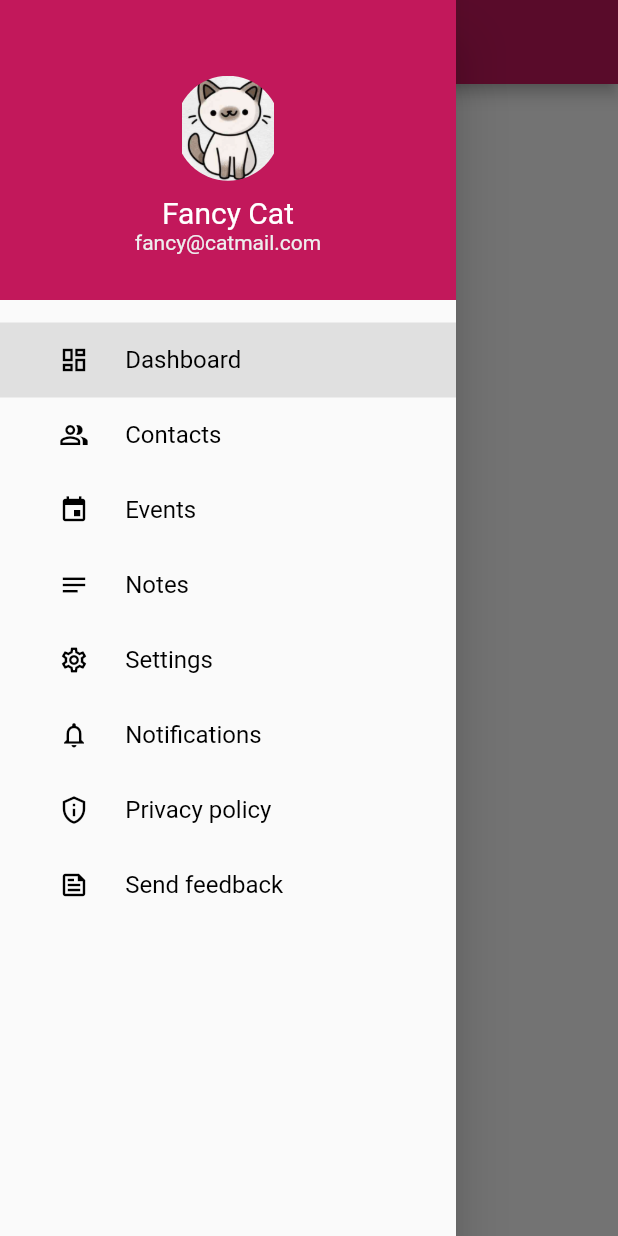
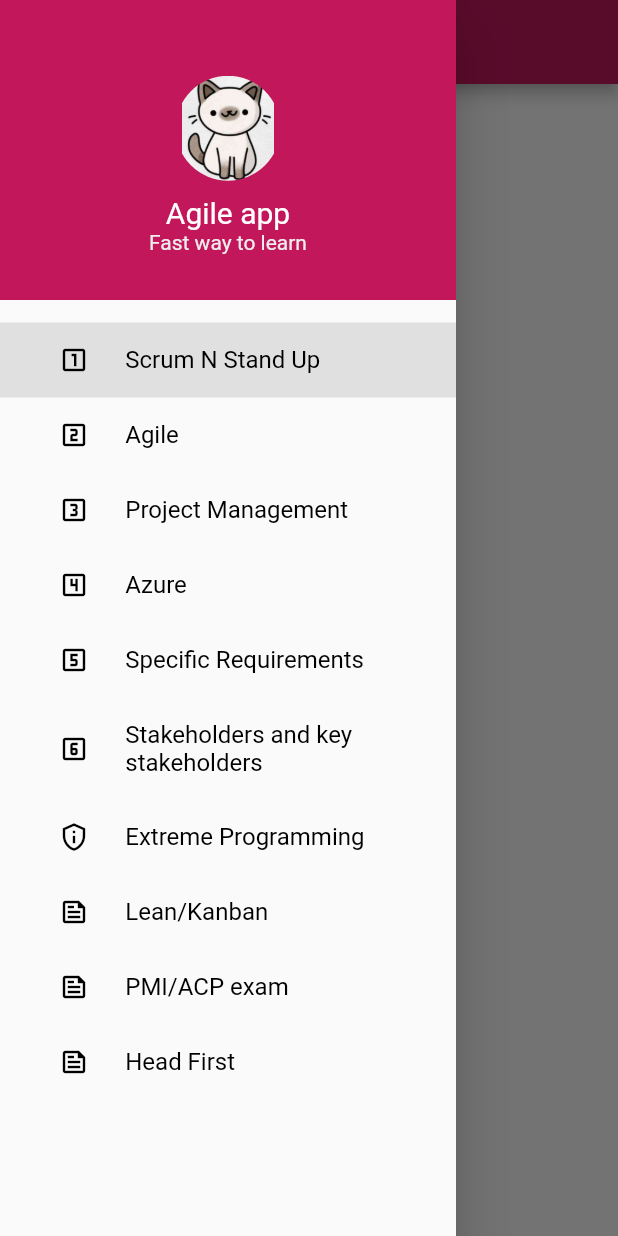
Before and after one commit to M-imo/drawer_example, a Flutter app: the screen it shows after launch, with the side drawer open, on a phone screen of 412 x 824 dp. Run offline on Flutter 3.47's test engine with Material 2 defaults, Android fonts, the phone set to English and light mode, and no system bars.

Commit message:
First commit: app complete w/ 10 pages

```diff
--- /dev/null
+++ b/lib/PMI.ACP.dart
@@ -0,0 +1,12 @@
+import 'package:flutter/material.dart';
+
+class PmiACPPage extends StatelessWidget {
+  @override
+  Widget build(BuildContext context) {
+    return Container(
+      child: Center(
+        child: Text("PMI/ACP exam Page"),
+      ),
+    );
+  }
+}
--- a/lib/contacts.dart
+++ b/lib/agile.dart
@@ -1,11 +1,11 @@
 import 'package:flutter/material.dart';
 
-class ContactsPage extends StatelessWidget {
+class AgilePage extends StatelessWidget {
   @override
   Widget build(BuildContext context) {
     return Container(
       child: Center(
-        child: Text("Contacts Page"),
+        child: Text("Agile Page"),
       ),
     );
   }
--- a/lib/notifications.dart
+++ b/lib/azure.dart
@@ -1,11 +1,11 @@
 import 'package:flutter/material.dart';
 
-class NotificationsPage extends StatelessWidget {
+class AzurePage extends StatelessWidget {
   @override
   Widget build(BuildContext context) {
     return Container(
       child: Center(
-        child: Text("Notifications Page"),
+        child: Text("Azure Page"),
       ),
     );
   }
--- a/lib/events.dart
+++ b/lib/extreme_programming.dart
@@ -1,11 +1,11 @@
 import 'package:flutter/material.dart';
 
-class EventsPage extends StatelessWidget {
+class ExtremeProgrammingPage extends StatelessWidget {
   @override
   Widget build(BuildContext context) {
     return Container(
       child: Center(
-        child: Text("Events Page"),
+        child: Text("Extreme Programming Page"),
       ),
     );
   }
--- a/lib/privacy_policy.dart
+++ b/lib/head_first.dart
@@ -1,11 +1,11 @@
 import 'package:flutter/material.dart';
 
-class PrivacyPolicyPage extends StatelessWidget {
+class HeadFirstPage extends StatelessWidget {
   @override
   Widget build(BuildContext context) {
     return Container(
       child: Center(
-        child: Text("Privacy policy Page"),
+        child: Text("Head First Page"),
       ),
     );
   }
--- a/lib/send_feedback.dart
+++ b/lib/lean_kanban.dart
@@ -1,11 +1,11 @@
 import 'package:flutter/material.dart';
 
-class SendFeedbackPage extends StatelessWidget {
+class LeanKanbanPage extends StatelessWidget {
   @override
   Widget build(BuildContext context) {
     return Container(
       child: Center(
-        child: Text("Send feedback Page"),
+        child: Text("Lean/Kanban Page"),
       ),
     );
   }
--- a/lib/main.dart
+++ b/lib/main.dart
@@ -1,11 +1,13 @@
-import 'package:drawer_example/contacts.dart';
-import 'package:drawer_example/dashboard.dart';
-import 'package:drawer_example/events.dart';
-import 'package:drawer_example/notes.dart';
-import 'package:drawer_example/notifications.dart';
-import 'package:drawer_example/privacy_policy.dart';
-import 'package:drawer_example/send_feedback.dart';
-import 'package:drawer_example/settings.dart';
+import 'package:drawer_example/PMI.ACP.dart';
+import 'package:drawer_example/agile.dart';
+import 'package:drawer_example/head_first.dart';
+import 'package:drawer_example/scrumNstandUp.dart';
+import 'package:drawer_example/project_management.dart';
+import 'package:drawer_example/azure.dart';
+import 'package:drawer_example/stakeholders_n_keystakeholders.dart';
+import 'package:drawer_example/extreme_programming.dart';
+import 'package:drawer_example/lean_kanban.dart';
+import 'package:drawer_example/spesific_requirements.dart';
 import 'package:flutter/material.dart';
 
 import 'my_header_drawer.dart';
@@ -32,32 +34,36 @@
 }
 
 class _HomePageState extends State<HomePage> {
-  var currentPage = DrawerSections.dashboard;
+  var currentPage = DrawerSections.scrum;
 
   @override
   Widget build(BuildContext context) {
     var container;
-    if (currentPage == DrawerSections.dashboard) {
-      container = DashboardPage();
-    } else if (currentPage == DrawerSections.contacts) {
-      container = ContactsPage();
-    } else if (currentPage == DrawerSections.events) {
-      container = EventsPage();
-    } else if (currentPage == DrawerSections.notes) {
-      container = NotesPage();
-    } else if (currentPage == DrawerSections.settings) {
-      container = SettingsPage();
-    } else if (currentPage == DrawerSections.notifications) {
-      container = NotificationsPage();
-    } else if (currentPage == DrawerSections.privacyPolicy) {
-      container = PrivacyPolicyPage();
-    } else if (currentPage == DrawerSections.sendFeedback) {
-      container = SendFeedbackPage();
+    if (currentPage == DrawerSections.scrum) {
+      container = ScrumNStandUpPage();
+    } else if (currentPage == DrawerSections.agile) {
+      container = AgilePage();
+    } else if (currentPage == DrawerSections.projectManagement) {
+      container = ProjectManagementPage();
+    } else if (currentPage == DrawerSections.azure) {
+      container = AzurePage();
+    } else if (currentPage == DrawerSections.specificRequirements) {
+      container = SpesificRequirementsPage();
+    } else if (currentPage == DrawerSections.stakeholders) {
+      container = StakeholdersNKeyStakeholdersPage();
+    } else if (currentPage == DrawerSections.extremeProgramming) {
+      container = ExtremeProgrammingPage();
+    } else if (currentPage == DrawerSections.leanKanban) {
+      container = LeanKanbanPage();
+    } else if (currentPage == DrawerSections.pmiAcp) {
+      container = PmiACPPage();
+    } else if (currentPage == DrawerSections.headFirst) {
+      container = HeadFirstPage();
     }
     return Scaffold(
       appBar: AppBar(
         backgroundColor: Colors.pink[700],
-        title: Text("Fancy Cat"),
+        title: Text("Agile app"),
       ),
       body: container,
       drawer: Drawer(
@@ -83,22 +89,26 @@
       child: Column(
         //Show the list of menu drawer!!
         children: [
-          menuItem(1, "Dashboard", Icons.dashboard_outlined,
-              currentPage == DrawerSections.dashboard ? true : false),
-          menuItem(2, "Contacts", Icons.people_alt_outlined,
-              currentPage == DrawerSections.contacts ? true : false),
-          menuItem(3, "Events", Icons.event,
-              currentPage == DrawerSections.events ? true : false),
-          menuItem(4, "Notes", Icons.notes,
-              currentPage == DrawerSections.notes ? true : false),
-          menuItem(5, "Settings", Icons.settings_outlined,
-              currentPage == DrawerSections.settings ? true : false),
-          menuItem(6, "Notifications", Icons.notifications_outlined,
-              currentPage == DrawerSections.notifications ? true : false),
-          menuItem(7, "Privacy policy", Icons.privacy_tip_outlined,
-              currentPage == DrawerSections.privacyPolicy ? true : false),
-          menuItem(8, "Send feedback", Icons.feed_outlined,
-              currentPage == DrawerSections.sendFeedback ? true : false),
+          menuItem(1, "Scrum N Stand Up", Icons.looks_one_outlined,
+              currentPage == DrawerSections.scrum ? true : false),
+          menuItem(2, "Agile", Icons.looks_two_outlined,
+              currentPage == DrawerSections.agile ? true : false),
+          menuItem(3, "Project Management", Icons.looks_3_outlined,
+              currentPage == DrawerSections.projectManagement ? true : false),
+          menuItem(4, "Azure", Icons.looks_4_outlined,
+              currentPage == DrawerSections.azure ? true : false),
+          menuItem(5, "Specific Requirements", Icons.looks_5_outlined,
+              currentPage == DrawerSections.specificRequirements ? true : false),
+          menuItem(6, "Stakeholders and key stakeholders", Icons.looks_6_outlined,
+              currentPage == DrawerSections.stakeholders ? true : false),
+          menuItem(7, "Extreme Programming", Icons.privacy_tip_outlined,
+              currentPage == DrawerSections.extremeProgramming ? true : false),
+          menuItem(8, "Lean/Kanban", Icons.feed_outlined,
+              currentPage == DrawerSections.leanKanban ? true : false),
+          menuItem(9, "PMI/ACP exam", Icons.feed_outlined,
+              currentPage == DrawerSections.pmiAcp ? true : false),
+          menuItem(10, "Head First", Icons.feed_outlined,
+              currentPage == DrawerSections.headFirst ? true : false),
         ],
       ),
     );
@@ -112,22 +122,26 @@
           Navigator.pop(context);
           setState(() {
             if (id == 1) {
-              currentPage = DrawerSections.dashboard;
+              currentPage = DrawerSections.scrum;
             } else if (id == 2) {
-              currentPage = DrawerSections.contacts;
+              currentPage = DrawerSections.agile;
             } else if (id == 3) {
-              currentPage = DrawerSections.events;
+              currentPage = DrawerSections.projectManagement;
             } else if (id == 4) {
-              currentPage = DrawerSections.notes;
+              currentPage = DrawerSections.azure;
             } else if (id == 5) {
-              currentPage = DrawerSections.settings;
+              currentPage = DrawerSections.specificRequirements;
             } else if (id == 6) {
-              currentPage = DrawerSections.notifications;
+              currentPage = DrawerSections.stakeholders;
             } else if (id == 7) {
-              currentPage = DrawerSections.privacyPolicy;
+              currentPage = DrawerSections.extremeProgramming;
             } else if (id == 8) {
-              currentPage = DrawerSections.sendFeedback;
-            }
+              currentPage = DrawerSections.leanKanban;
+            }else if (id == 9) {
+              currentPage = DrawerSections.pmiAcp;
+            }else if (id == 10) {
+              currentPage = DrawerSections.headFirst;
+          }
           });
         },
         child: Padding(
@@ -160,12 +174,14 @@
 }
 
 enum DrawerSections {
-  dashboard,
-  contacts,
-  events,
-  notes,
-  settings,
-  notifications,
-  privacyPolicy,
-  sendFeedback,
+  scrum,
+  agile,
+  projectManagement,
+  azure,
+  specificRequirements,
+  stakeholders,
+  extremeProgramming,
+  leanKanban,
+  pmiAcp,
+  headFirst,
 }
--- a/lib/my_header_drawer.dart
+++ b/lib/my_header_drawer.dart
@@ -26,8 +26,8 @@
               ),
             ),
           ),
-          Text("Fancy Cat", style: TextStyle(color: Colors.white, fontSize: 20),),
-          Text("fancy@catmail.com", style: TextStyle(color: Colors.grey[200], fontSize: 14,),),
+          Text("Agile app", style: TextStyle(color: Colors.white, fontSize: 20),),
+          Text("Fast way to learn", style: TextStyle(color: Colors.grey[200], fontSize: 14,),),
         ],
 
       ),
--- a/lib/settings.dart
+++ b/lib/project_management.dart
@@ -1,11 +1,11 @@
 import 'package:flutter/material.dart';
 
-class SettingsPage extends StatelessWidget {
+class ProjectManagementPage extends StatelessWidget {
   @override
   Widget build(BuildContext context) {
     return Container(
       child: Center(
-        child: Text("Settings Page"),
+        child: Text("Project management Page"),
       ),
     );
   }
--- a/lib/dashboard.dart
+++ b/lib/scrumNstandUp.dart
@@ -1,13 +1,13 @@
 import 'package:flutter/material.dart';
 
-class DashboardPage extends StatelessWidget {
-  const DashboardPage({Key? key}) : super(key: key);
+class ScrumNStandUpPage extends StatelessWidget {
+  const ScrumNStandUpPage({Key? key}) : super(key: key);
 
   @override
   Widget build(BuildContext context) {
     return Container(
       child: Center(
-        child: Text("Dashboard Page"),
+        child: Text("Scrum N StandUp Page"),
       ),
     );
   }
--- a/lib/notes.dart
+++ b/lib/spesific_requirements.dart
@@ -1,11 +1,11 @@
 import 'package:flutter/material.dart';
 
-class NotesPage extends StatelessWidget {
+class SpesificRequirementsPage extends StatelessWidget {
   @override
   Widget build(BuildContext context) {
     return Container(
       child: Center(
-        child: Text("Notes Page"),
+        child: Text("Spesific requirements Page"),
       ),
     );
   }
--- /dev/null
+++ b/lib/stakeholders_n_keystakeholders.dart
@@ -0,0 +1,12 @@
+import 'package:flutter/material.dart';
+
+class StakeholdersNKeyStakeholdersPage extends StatelessWidget {
+  @override
+  Widget build(BuildContext context) {
+    return Container(
+      child: Center(
+        child: Text("Stakeholders and key stakeholders Page"),
+      ),
+    );
+  }
+}
```
